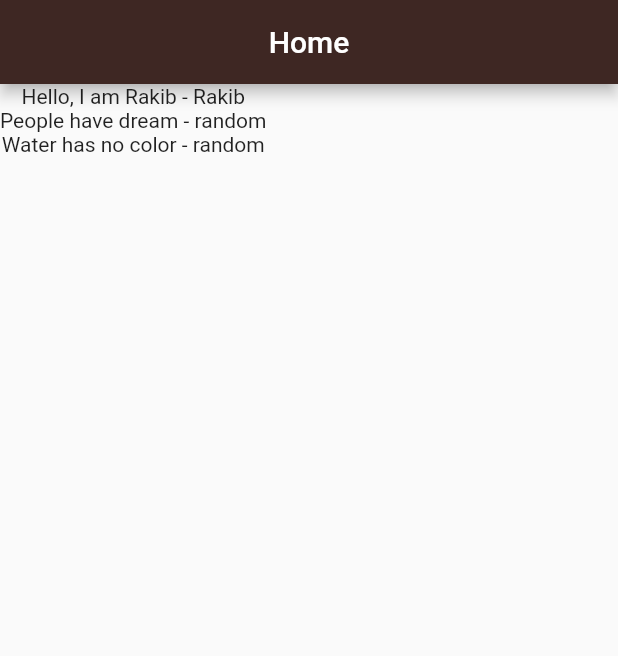
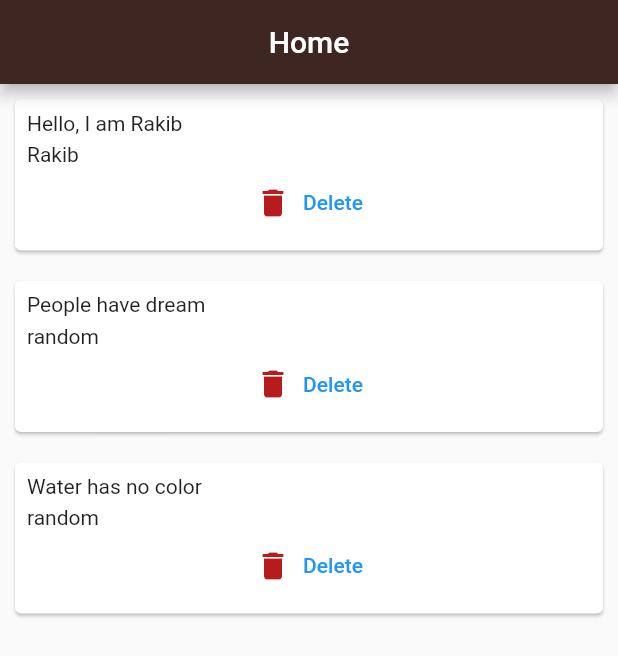
Before and after one commit to MohammadRakib/flutter_practice_app_4, a Flutter app: the screen it shows after launch, on a phone screen of 412 x 824 dp. Shown: the top 656 px of the screen. Run offline on Flutter 3.47's test engine with Material 2 defaults, Android fonts, the phone set to English and light mode, and no system bars.

Commit message:
card add

```diff
--- a/lib/main.dart
+++ b/lib/main.dart
@@ -1,6 +1,6 @@
 import 'package:flutter/material.dart';
 import 'qoute.dart';
-
+import 'qoute_card.dart';
 void main() {
   runApp(MaterialApp(
     home: Home(),
@@ -33,7 +33,14 @@ class _HomeState extends State<Home> {
         backgroundColor: Colors.brown[900],
       ),
       body: Column(
-        children: qoute_list.map((qoute) => Text('${qoute.text} - ${qoute.author}')).toList(),
+        children: qoute_list.map((qoute) => qoute_card(
+            qt: qoute,
+            delete: (){
+              setState(() {
+                qoute_list.remove(qoute);
+              });
+            }
+        )).toList(),
       ),
     );
   }
--- /dev/null
+++ b/lib/qoute_card.dart
@@ -0,0 +1,34 @@
+import 'package:flutter/cupertino.dart';
+import 'package:flutter/material.dart';
+import 'qoute.dart';
+
+class qoute_card extends StatelessWidget {
+
+  final qoute qt;
+  final Function() delete;
+
+  qoute_card({required this.qt,required this.delete});
+
+  @override
+  Widget build(BuildContext context) {
+    return Card(
+      margin: const EdgeInsets.all(10.0),
+      child: Padding(
+        padding: const EdgeInsets.all(8.0),
+        child: Column(
+          crossAxisAlignment: CrossAxisAlignment.stretch,
+          children: [
+            Text(qt.text),
+            const SizedBox(height: 5.0,),
+            Text(qt.author),
+            TextButton.icon(
+              onPressed: delete,
+              icon: Icon(Icons.delete,color: Colors.red[900],),
+              label: const Text('Delete'),
+            ),
+          ],
+        ),
+      ),
+    );
+  }
+}
```
